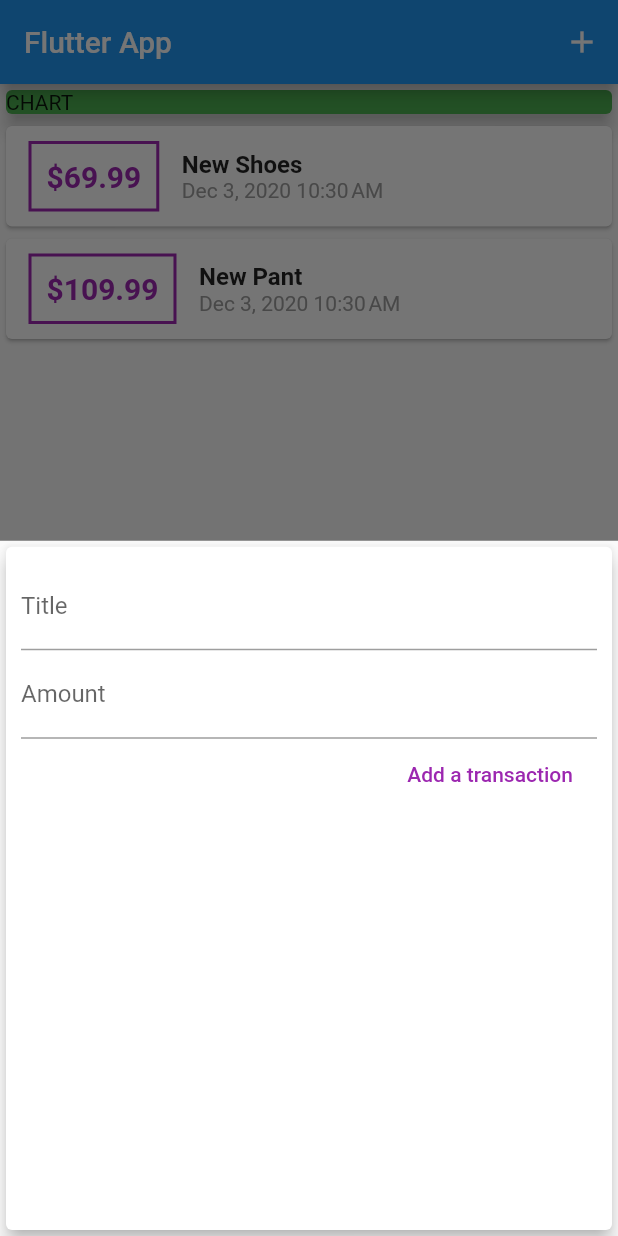
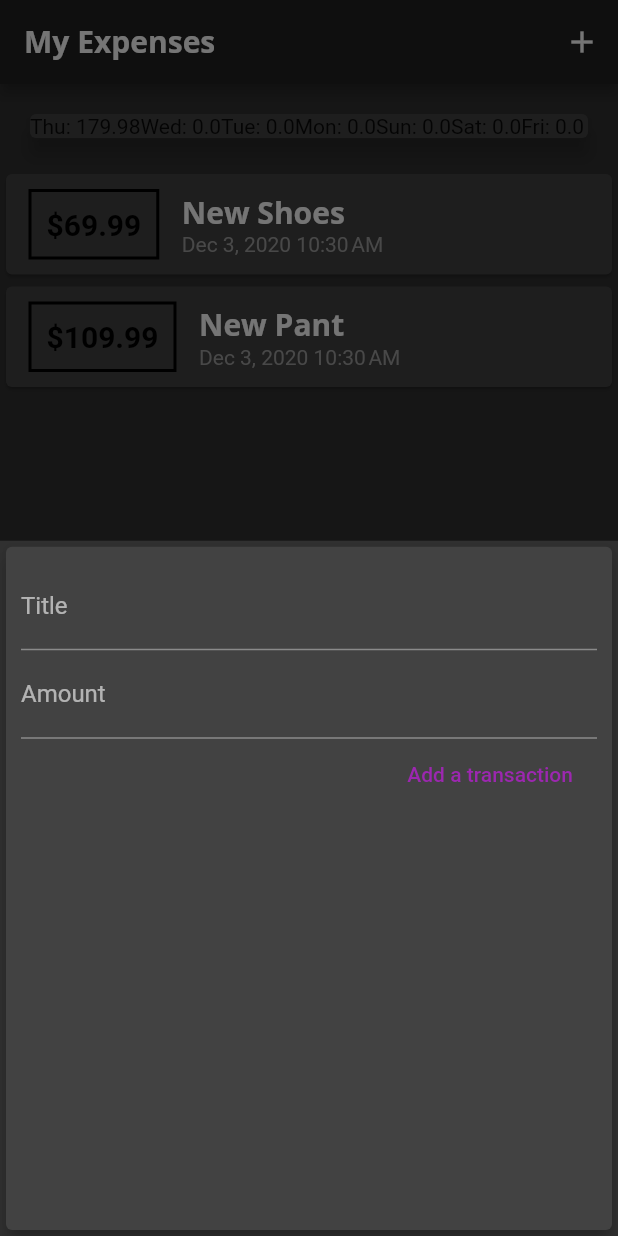
Before and after one commit to adamjweil/Personal_expense_Fluttter, a Flutter app: the screen it shows after launch, after a tap on the "add" icon, on a phone screen of 412 x 824 dp. Run offline on Flutter 3.47's test engine with Material 2 defaults, Android fonts, the phone set to English and light mode, and no system bars.

Commit message:
connecting the chart

```diff
--- a/lib/main.dart
+++ b/lib/main.dart
@@ -4,6 +4,7 @@ import 'package:personal_expense_app/widgets/transaction_list.dart';
 import './widgets/new_transaction.dart';
 import './models/transaction.dart';
 import './widgets/transaction_list.dart';
+import './widgets/chart.dart';
 
 void main() => runApp(MyApp());
 
@@ -11,7 +12,28 @@ class MyApp extends StatelessWidget {
   @override
   Widget build(BuildContext context) {
     return MaterialApp(
-      title: 'Flutter App',
+      title: 'Personal Expenses',
+      theme: ThemeData(
+          primarySwatch: Colors.purple,
+          accentColor: Colors.amber,
+          brightness: Brightness.dark,
+          fontFamily: 'Quicksand',
+          textTheme: ThemeData.light().textTheme.copyWith(
+                title: TextStyle(
+                  fontFamily: 'OpenSans',
+                  fontSize: 20,
+                  fontWeight: FontWeight.bold,
+                ),
+              ),
+          appBarTheme: AppBarTheme(
+            textTheme: ThemeData.light().textTheme.copyWith(
+                  title: TextStyle(
+                    fontFamily: 'OpenSans',
+                    fontSize: 20,
+                    fontWeight: FontWeight.bold,
+                  ),
+                ),
+          )),
       home: MyHomePage(),
     );
   }
@@ -43,6 +65,14 @@ class _MyHomePageState extends State<MyHomePage> {
     ),
   ];
 
+  List<Transaction> get _recentTransactions {
+    return _userTransactions.where((tx) {
+      return tx.date.isAfter(DateTime.now().subtract(
+        Duration(days: 7),
+      ));
+    }).toList();
+  }
+
   void _addNewTransaction(String txTitle, double txAmount) {
     final newTx = Transaction(
       title: txTitle,
@@ -59,7 +89,11 @@ class _MyHomePageState extends State<MyHomePage> {
     showModalBottomSheet(
       context: ctx,
       builder: (_) {
-        return NewTransaction(_addNewTransaction);
+        return GestureDetector(
+          onTap: () {},
+          child: NewTransaction(_addNewTransaction),
+          behavior: HitTestBehavior.opaque,
+        );
       },
     );
   }
@@ -68,7 +102,7 @@ class _MyHomePageState extends State<MyHomePage> {
   Widget build(BuildContext context) {
     return Scaffold(
       appBar: AppBar(
-        title: Text('Flutter App'),
+        title: Text('My Expenses'),
         actions: <Widget>[
           IconButton(
             icon: Icon(Icons.add),
@@ -81,17 +115,7 @@ class _MyHomePageState extends State<MyHomePage> {
           // mainAxisAlignment: MainAxisAlignment.start,
           crossAxisAlignment: CrossAxisAlignment.start,
           children: <Widget>[
-            Container(
-              width: double.infinity,
-              child: Card(
-                elevation: 5,
-                color: Colors.green,
-                child: Container(
-                  width: double.infinity,
-                  child: Text('CHART'),
-                ),
-              ),
-            ),
+            Chart(_recentTransactions),
             TransactionList(_userTransactions),
           ],
         ),
@@ -105,4 +129,4 @@ class _MyHomePageState extends State<MyHomePage> {
   }
 }
 
-// Video 92
+// Video 101
--- /dev/null
+++ b/lib/widgets/chart.dart
@@ -0,0 +1,45 @@
+import 'package:flutter/material.dart';
+import '../models/transaction.dart';
+import 'package:intl/intl.dart';
+
+class Chart extends StatelessWidget {
+  final List<Transaction> recentTransactions;
+
+  Chart(this.recentTransactions);
+
+  List<Map<String, Object>> get groupedTransactionValues {
+    return List.generate(7, (index) {
+      final weekDay = DateTime.now().subtract(
+        Duration(days: index),
+      );
+      var totalSum = 0.0;
+
+      for (var i = 0; i < recentTransactions.length; i++) {
+        if (recentTransactions[i].date.day == weekDay.day &&
+            recentTransactions[i].date.month == weekDay.month &&
+            recentTransactions[i].date.year == weekDay.year) {
+          totalSum += recentTransactions[i].amount;
+        }
+      }
+
+      print(DateFormat.E().format(weekDay).substring(0, 1));
+      print(totalSum);
+
+      return {'day': DateFormat.E().format(weekDay), 'amount': totalSum};
+    });
+  }
+
+  @override
+  Widget build(BuildContext context) {
+    print(groupedTransactionValues);
+    return Card(
+      elevation: 6,
+      margin: EdgeInsets.all(20),
+      child: Row(
+        children: groupedTransactionValues.map((data) {
+          return Text('${data['day']}: ${data['amount']}');
+        }).toList(),
+        ),
+    );
+  }
+}
--- a/lib/widgets/new_transaction.dart
+++ b/lib/widgets/new_transaction.dart
@@ -1,12 +1,17 @@
 import 'package:flutter/material.dart';
 
-class NewTransaction extends StatelessWidget {
-  // const NewTransaction({Key key}) : super(key: key);
-  final titleController = TextEditingController();
-  final amountController = TextEditingController();
+class NewTransaction extends StatefulWidget {
   final Function addTx;
 
   NewTransaction(this.addTx);
+
+  @override
+  _NewTransactionState createState() => _NewTransactionState();
+}
+
+class _NewTransactionState extends State<NewTransaction> {
+  final titleController = TextEditingController();
+  final amountController = TextEditingController();
 
   void submitData() {
     final enteredTitle = titleController.text;
@@ -16,10 +21,12 @@ class NewTransaction extends StatelessWidget {
       return;
     }
 
-    addTx(
+    widget.addTx(
       enteredTitle,
       enteredAmount,
     );
+    // Close the top most screen (which is the model)
+    Navigator.of(context).pop();
   }
 
   @override
--- a/lib/widgets/transaction_list.dart
+++ b/lib/widgets/transaction_list.dart
@@ -23,7 +23,7 @@ class TransactionList extends StatelessWidget {
                     ),
                     decoration: BoxDecoration(
                       border: Border.all(
-                        color: Colors.purple,
+                        color: Theme.of(context).primaryColorDark,
                         width: 2,
                       ),
                     ),
@@ -33,7 +33,7 @@ class TransactionList extends StatelessWidget {
                       style: TextStyle(
                         fontWeight: FontWeight.bold,
                         fontSize: 20,
-                        color: Colors.purple,
+                        color: Theme.of(context).primaryColorDark,
                       ),
                     ),
                   ),
@@ -42,10 +42,7 @@ class TransactionList extends StatelessWidget {
                     children: <Widget>[
                       Text(
                         transactions[index].title,
-                        style: TextStyle(
-                          fontSize: 16,
-                          fontWeight: FontWeight.bold,
-                        ),
+                        style: Theme.of(context).textTheme.title,
                       ),
                       Text(
                         DateFormat.yMMMd().add_jm().format(transactions[index].date),
```
Also changed, not shown: pubspec.yaml (+11 -11 lines), assets/fonts/OpenSans-Bold.ttf (added), assets/fonts/OpenSans-Regular.ttf (added), assets/fonts/Quicksand-Bold.ttf (added), assets/fonts/Quicksand-Light.ttf (added), assets/fonts/Quicksand-Medium.ttf (added), assets/fonts/Quicksand-Regular.ttf (added).
